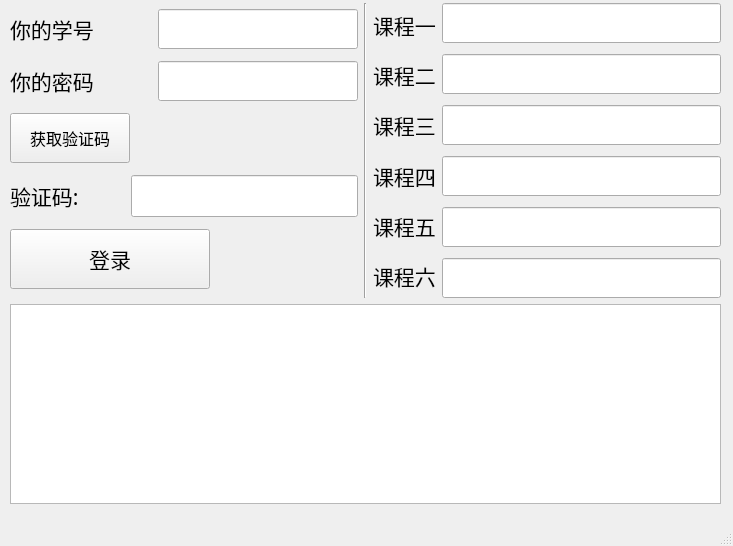
Qt form ui_test.ui (JunkuiZhang/whuCourseSelector) before a commit.
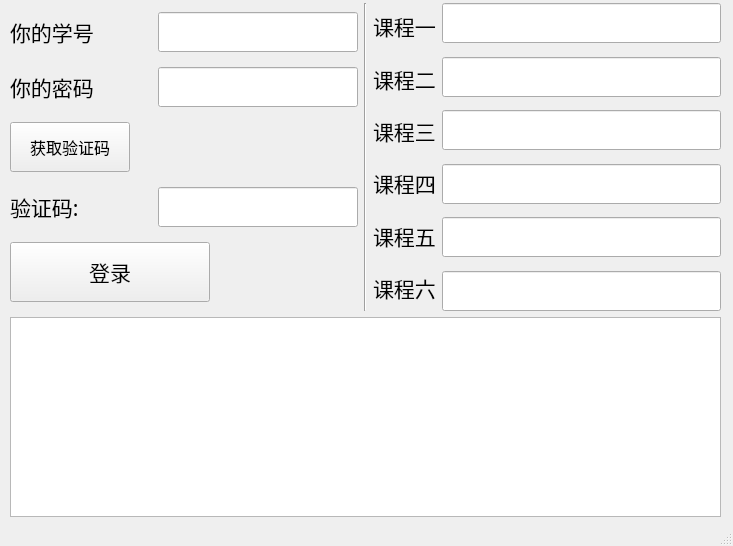
The same form after that commit. Icons and pictures are not drawn.

The edit to the form file:
```diff
--- a/ui_test.ui
+++ b/ui_test.ui
@@ -20,7 +20,7 @@
       <x>10</x>
       <y>3</y>
       <width>711</width>
-      <height>501</height>
+      <height>514</height>
      </rect>
     </property>
     <layout class="QVBoxLayout" name="verticalLayout_2">
@@ -72,8 +72,8 @@
              </property>
              <property name="font">
               <font>
-               <family>Adobe Arabic</family>
-               <pointsize>18</pointsize>
+               <family>Arial</family>
+               <pointsize>14</pointsize>
               </font>
              </property>
             </widget>
@@ -235,10 +235,16 @@
            </item>
            <item>
             <widget class="QLineEdit" name="captcha_2">
+             <property name="minimumSize">
+              <size>
+               <width>200</width>
+               <height>40</height>
+              </size>
+             </property>
              <property name="font">
               <font>
-               <family>Adobe Arabic</family>
-               <pointsize>18</pointsize>
+               <family>Arial</family>
+               <pointsize>14</pointsize>
               </font>
              </property>
             </widget>
@@ -410,8 +416,8 @@
              </property>
              <property name="font">
               <font>
-               <family>Adobe Arabic</family>
-               <pointsize>18</pointsize>
+               <family>Arial</family>
+               <pointsize>14</pointsize>
               </font>
              </property>
             </widget>
@@ -439,8 +445,8 @@
              </property>
              <property name="font">
               <font>
-               <family>Adobe Arabic</family>
-               <pointsize>18</pointsize>
+               <family>Arial</family>
+               <pointsize>14</pointsize>
               </font>
              </property>
             </widget>
@@ -472,6 +478,12 @@
                <height>0</height>
               </size>
              </property>
+             <property name="font">
+              <font>
+               <family>Arial</family>
+               <pointsize>14</pointsize>
+              </font>
+             </property>
             </widget>
            </item>
            <item>
@@ -503,8 +515,8 @@
              </property>
              <property name="font">
               <font>
-               <family>Adobe Arabic</family>
-               <pointsize>18</pointsize>
+               <family>Arial</family>
+               <pointsize>14</pointsize>
               </font>
              </property>
             </widget>
@@ -532,8 +544,8 @@
              </property>
              <property name="font">
               <font>
-               <family>Adobe Arabic</family>
-               <pointsize>18</pointsize>
+               <family>Arial</family>
+               <pointsize>14</pointsize>
               </font>
              </property>
             </widget>
@@ -560,8 +572,8 @@
        </property>
        <property name="font">
         <font>
-         <family>Adobe Arabic</family>
-         <pointsize>14</pointsize>
+         <family>黑体</family>
+         <pointsize>11</pointsize>
         </font>
        </property>
        <property name="focusPolicy">
```
Left out of the diff: 4 changed lines with no effect on the pictures.
